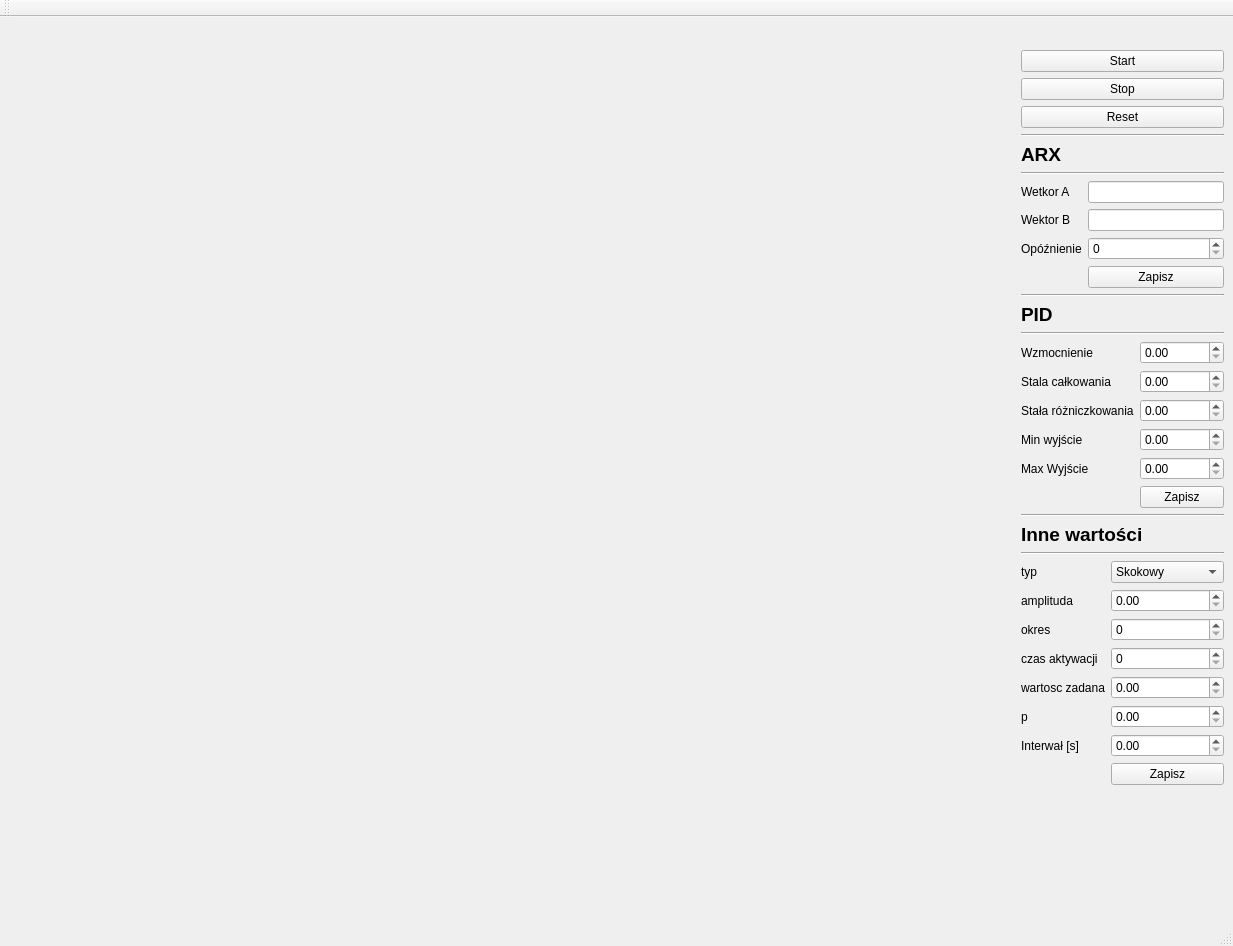
Above: mainwindow.ui from dffdgdd5/Projekt-PK_Sem3-4-QT before the change. Below: the same form after it.
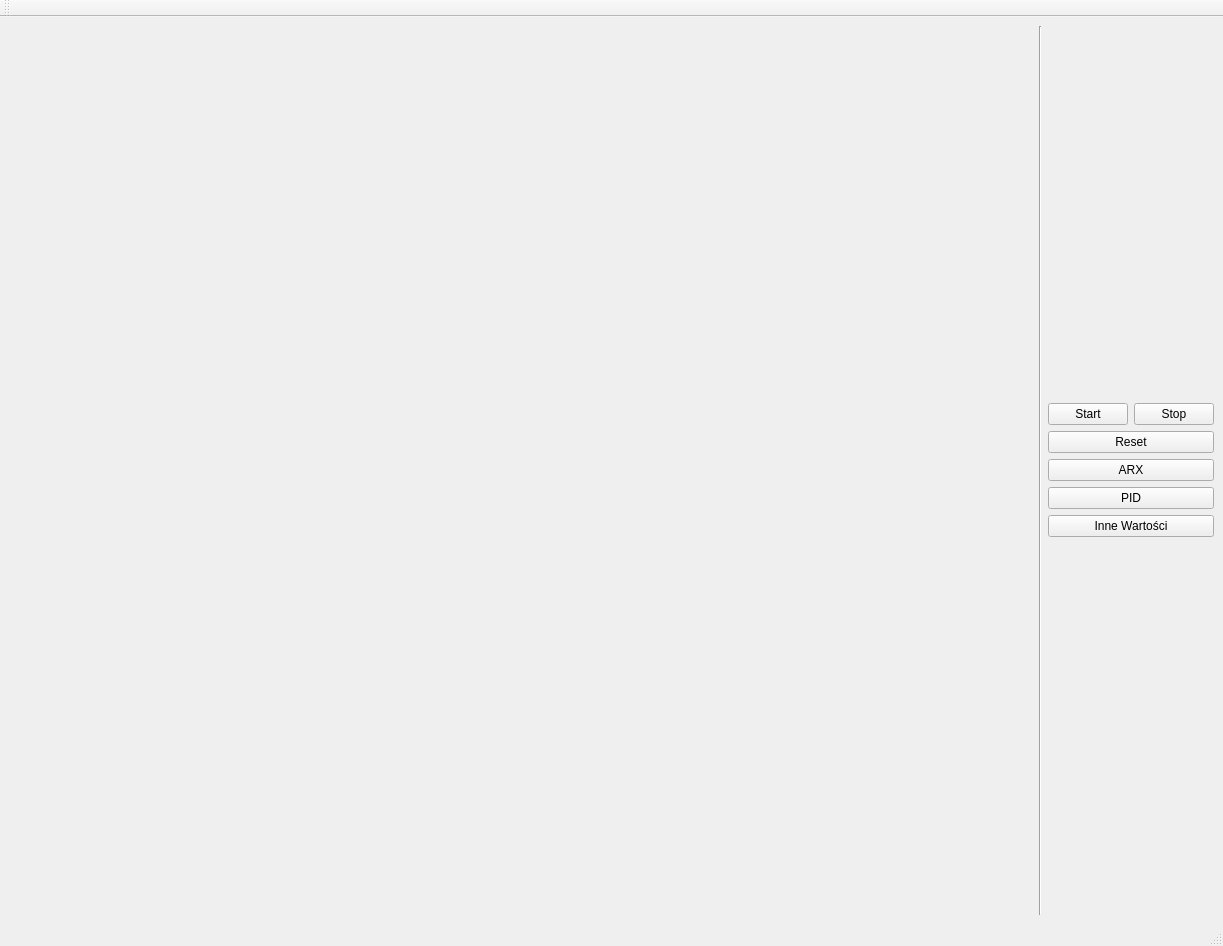
That is the form after the change.

The edit to the form file:
```diff
--- a/mainwindow.ui
+++ b/mainwindow.ui
@@ -6,43 +6,19 @@
    <rect>
     <x>0</x>
     <y>0</y>
-    <width>1233</width>
+    <width>1223</width>
     <height>946</height>
    </rect>
   </property>
-  <property name="maximumSize">
-   <size>
-    <width>1233</width>
-    <height>946</height>
-   </size>
-  </property>
-  <property name="sizeIncrement">
-   <size>
-    <width>0</width>
-    <height>0</height>
-   </size>
-  </property>
   <property name="windowTitle">
    <string>MainWindow</string>
   </property>
   <widget class="QWidget" name="centralwidget">
-   <property name="sizePolicy">
-    <sizepolicy hsizetype="Preferred" vsizetype="Preferred">
-     <horstretch>0</horstretch>
-     <verstretch>0</verstretch>
-    </sizepolicy>
-   </property>
-   <layout class="QHBoxLayout" name="horizontalLayout_3">
+   <layout class="QHBoxLayout" name="horizontalLayout_4">
     <item>
-     <layout class="QVBoxLayout" name="verticalLayout">
+     <layout class="QVBoxLayout" name="verticalLayout_3">
       <item>
        <widget class="QWidget" name="wykresZadanaRegulowana" native="true">
-        <property name="sizePolicy">
-         <sizepolicy hsizetype="Preferred" vsizetype="Preferred">
-          <horstretch>0</horstretch>
-          <verstretch>0</verstretch>
-         </sizepolicy>
-        </property>
         <property name="minimumSize">
          <size>
           <width>500</width>
@@ -52,11 +28,11 @@
        </widget>
       </item>
       <item>
-       <layout class="QHBoxLayout" name="horizontalLayout_2">
+       <layout class="QHBoxLayout" name="horizontalLayout_3">
         <item>
          <widget class="QWidget" name="chartWidget" native="true">
           <property name="sizePolicy">
-           <sizepolicy hsizetype="Preferred" vsizetype="Preferred">
+           <sizepolicy hsizetype="Expanding" vsizetype="Expanding">
             <horstretch>0</horstretch>
             <verstretch>0</verstretch>
            </sizepolicy>
@@ -71,12 +47,6 @@
         </item>
         <item>
          <widget class="QWidget" name="wykresUchyb" native="true">
-          <property name="sizePolicy">
-           <sizepolicy hsizetype="Preferred" vsizetype="Preferred">
-            <horstretch>0</horstretch>
-            <verstretch>0</verstretch>
-           </sizepolicy>
-          </property>
           <property name="minimumSize">
            <size>
             <width>500</width>
@@ -88,7 +58,7 @@
        </layout>
       </item>
       <item>
-       <layout class="QHBoxLayout" name="horizontalLayout">
+       <layout class="QHBoxLayout" name="horizontalLayout_2">
         <item>
          <widget class="QWidget" name="wykresP" native="true">
           <property name="sizePolicy">
@@ -107,12 +77,6 @@
         </item>
         <item>
          <widget class="QWidget" name="wykresI" native="true">
-          <property name="sizePolicy">
-           <sizepolicy hsizetype="Preferred" vsizetype="Preferred">
-            <horstretch>0</horstretch>
-            <verstretch>0</verstretch>
-           </sizepolicy>
-          </property>
           <property name="minimumSize">
            <size>
             <width>300</width>
@@ -129,12 +93,6 @@
         </item>
         <item>
          <widget class="QWidget" name="wykresD" native="true">
-          <property name="sizePolicy">
-           <sizepolicy hsizetype="Preferred" vsizetype="Preferred">
-            <horstretch>0</horstretch>
-            <verstretch>0</verstretch>
-           </sizepolicy>
-          </property>
           <property name="minimumSize">
            <size>
             <width>300</width>
@@ -148,538 +106,67 @@
      </layout>
     </item>
     <item>
-     <layout class="QVBoxLayout" name="verticalLayout_3">
+     <widget class="Line" name="line">
+      <property name="orientation">
+       <enum>Qt::Orientation::Vertical</enum>
+      </property>
+     </widget>
+    </item>
+    <item>
+     <layout class="QVBoxLayout" name="verticalLayout_2">
       <item>
-       <layout class="QVBoxLayout" name="verticalLayout_2">
-        <property name="sizeConstraint">
-         <enum>QLayout::SizeConstraint::SetMaximumSize</enum>
-        </property>
+       <layout class="QVBoxLayout" name="verticalLayout">
         <item>
-         <spacer name="verticalSpacer_2">
-          <property name="orientation">
-           <enum>Qt::Orientation::Vertical</enum>
+         <layout class="QHBoxLayout" name="horizontalLayout">
+          <property name="sizeConstraint">
+           <enum>QLayout::SizeConstraint::SetMaximumSize</enum>
           </property>
-          <property name="sizeHint" stdset="0">
-           <size>
-            <width>20</width>
-            <height>30</height>
-           </size>
-          </property>
-         </spacer>
-        </item>
-        <item>
-         <widget class="QPushButton" name="Start">
-          <property name="maximumSize">
-           <size>
-            <width>300</width>
-            <height>16777215</height>
-           </size>
-          </property>
-          <property name="text">
-           <string>Start</string>
-          </property>
-         </widget>
-        </item>
-        <item>
-         <widget class="QPushButton" name="Stop">
-          <property name="maximumSize">
-           <size>
-            <width>300</width>
-            <height>16777215</height>
-           </size>
-          </property>
-          <property name="text">
-           <string>Stop</string>
-          </property>
-         </widget>
+          <item>
+           <widget class="QPushButton" name="Start">
+            <property name="text">
+             <string>Start</string>
+            </property>
+           </widget>
+          </item>
+          <item>
+           <widget class="QPushButton" name="Stop">
+            <property name="text">
+             <string>Stop</string>
+            </property>
+           </widget>
+          </item>
+         </layout>
         </item>
         <item>
          <widget class="QPushButton" name="Reset">
-          <property name="maximumSize">
-           <size>
-            <width>300</width>
-            <height>16777215</height>
-           </size>
-          </property>
           <property name="text">
            <string>Reset</string>
           </property>
          </widget>
         </item>
-       </layout>
-      </item>
-      <item>
-       <widget class="Line" name="line_4">
-        <property name="orientation">
-         <enum>Qt::Orientation::Horizontal</enum>
-        </property>
-       </widget>
-      </item>
-      <item>
-       <widget class="QLabel" name="label_5">
-        <property name="sizePolicy">
-         <sizepolicy hsizetype="Expanding" vsizetype="Preferred">
-          <horstretch>0</horstretch>
-          <verstretch>0</verstretch>
-         </sizepolicy>
-        </property>
-        <property name="font">
-         <font>
-          <pointsize>14</pointsize>
-          <bold>true</bold>
-         </font>
-        </property>
-        <property name="text">
-         <string>ARX</string>
-        </property>
-       </widget>
-      </item>
-      <item>
-       <widget class="Line" name="line_3">
-        <property name="orientation">
-         <enum>Qt::Orientation::Horizontal</enum>
-        </property>
-       </widget>
-      </item>
-      <item>
-       <layout class="QFormLayout" name="formLayout_3">
-        <property name="sizeConstraint">
-         <enum>QLayout::SizeConstraint::SetMaximumSize</enum>
-        </property>
-        <item row="1" column="0">
-         <widget class="QLabel" name="label_22">
-          <property name="maximumSize">
-           <size>
-            <width>100</width>
-            <height>16777215</height>
-           </size>
-          </property>
+        <item>
+         <widget class="QPushButton" name="ARX">
           <property name="text">
-           <string>Wetkor A</string>
+           <string>ARX</string>
           </property>
          </widget>
         </item>
-        <item row="1" column="1">
-         <widget class="QLineEdit" name="WektorA">
-          <property name="maximumSize">
-           <size>
-            <width>200</width>
-            <height>16777215</height>
-           </size>
-          </property>
-         </widget>
-        </item>
-        <item row="2" column="0">
-         <widget class="QLabel" name="label_24">
-          <property name="maximumSize">
-           <size>
-            <width>100</width>
-            <height>16777215</height>
-           </size>
-          </property>
+        <item>
+         <widget class="QPushButton" name="PID">
           <property name="text">
-           <string>Wektor B</string>
+           <string>PID</string>
           </property>
          </widget>
         </item>
-        <item row="2" column="1">
-         <widget class="QLineEdit" name="WektorB">
-          <property name="maximumSize">
-           <size>
-            <width>200</width>
-            <height>16777215</height>
-           </size>
-          </property>
-         </widget>
-        </item>
-        <item row="3" column="0">
-         <widget class="QLabel" name="label_23">
-          <property name="maximumSize">
-           <size>
-            <width>100</width>
-            <height>16777215</height>
-           </size>
-          </property>
+        <item>
+         <widget class="QPushButton" name="InneWartosci">
           <property name="text">
-           <string>Opóźnienie</string>
+           <string>Inne Wartości</string>
           </property>
          </widget>
         </item>
-        <item row="3" column="1">
-         <widget class="QSpinBox" name="Opoznienie">
-          <property name="maximumSize">
-           <size>
-            <width>200</width>
-            <height>16777215</height>
-           </size>
-          </property>
-         </widget>
-        </item>
-        <item row="4" column="1">
-         <widget class="QPushButton" name="ZapiszARX">
-          <property name="maximumSize">
-           <size>
-            <width>200</width>
-            <height>16777215</height>
-           </size>
-          </property>
-          <property name="text">
-           <string>Zapisz</string>
-          </property>
-         </widget>
-        </item>
        </layout>
       </item>
-      <item>
-       <widget class="Line" name="line_5">
-        <property name="orientation">
-         <enum>Qt::Orientation::Horizontal</enum>
-        </property>
-       </widget>
-      </item>
-      <item>
-       <widget class="QLabel" name="label_6">
-        <property name="sizePolicy">
-         <sizepolicy hsizetype="Expanding" vsizetype="Preferred">
-          <horstretch>0</horstretch>
-          <verstretch>0</verstretch>
-         </sizepolicy>
-        </property>
-        <property name="font">
-         <font>
-          <pointsize>14</pointsize>
-          <bold>true</bold>
-         </font>
-        </property>
-        <property name="text">
-         <string>PID</string>
-        </property>
-       </widget>
-      </item>
-      <item>
-       <widget class="Line" name="line">
-        <property name="orientation">
-         <enum>Qt::Orientation::Horizontal</enum>
-        </property>
-       </widget>
-      </item>
-      <item>
-       <layout class="QFormLayout" name="formLayout_2">
-        <property name="sizeConstraint">
-         <enum>QLayout::SizeConstraint::SetMaximumSize</enum>
-        </property>
-        <item row="2" column="0">
-         <widget class="QLabel" name="label_25">
-          <property name="text">
-           <string>Wzmocnienie</string>
-          </property>
-         </widget>
-        </item>
-        <item row="2" column="1">
-         <widget class="QDoubleSpinBox" name="wzmocnienie">
-          <property name="maximumSize">
-           <size>
-            <width>200</width>
-            <height>16777215</height>
-           </size>
-          </property>
-         </widget>
-        </item>
-        <item row="3" column="0">
-         <widget class="QLabel" name="label_26">
-          <property name="text">
-           <string>Stala całkowania</string>
-          </property>
-         </widget>
-        </item>
-        <item row="3" column="1">
-         <widget class="QDoubleSpinBox" name="stalaCalkowania">
-          <property name="maximumSize">
-           <size>
-            <width>200</width>
-            <height>16777215</height>
-           </size>
-          </property>
-         </widget>
-        </item>
-        <item row="4" column="0">
-         <widget class="QLabel" name="label_27">
-          <property name="text">
-           <string>Stała różniczkowania</string>
-          </property>
-         </widget>
-        </item>
-        <item row="4" column="1">
-         <widget class="QDoubleSpinBox" name="stalaRozniczkowania">
-          <property name="maximumSize">
-           <size>
-            <width>200</width>
-            <height>16777215</height>
-           </size>
-          </property>
-         </widget>
-        </item>
-        <item row="5" column="0">
-         <widget class="QLabel" name="label_28">
-          <property name="text">
-           <string>Min wyjście</string>
-          </property>
-         </widget>
-        </item>
-        <item row="5" column="1">
-         <widget class="QDoubleSpinBox" name="minWyjscie">
-          <property name="maximumSize">
-           <size>
-            <width>200</width>
-            <height>16777215</height>
-           </size>
-          </property>
-         </widget>
-        </item>
-        <item row="6" column="0">
-         <widget class="QLabel" name="label_29">
-          <property name="text">
-           <string>Max Wyjście</string>
-          </property>
-         </widget>
-        </item>
-        <item row="6" column="1">
-         <widget class="QDoubleSpinBox" name="maxWyjscie">
-          <property name="maximumSize">
-           <size>
-            <width>200</width>
-            <height>16777215</height>
-           </size>
-          </property>
-         </widget>
-        </item>
-        <item row="7" column="1">
-         <widget class="QPushButton" name="ZapiszPID">
-          <property name="maximumSize">
-           <size>
-            <width>200</width>
-            <height>16777215</height>
-           </size>
-          </property>
-          <property name="text">
-           <string>Zapisz</string>
-          </property>
-         </widget>
-        </item>
-       </layout>
-      </item>
-      <item>
-       <widget class="Line" name="line_6">
-        <property name="orientation">
-         <enum>Qt::Orientation::Horizontal</enum>
-        </property>
-       </widget>
-      </item>
-      <item>
-       <widget class="QLabel" name="label_7">
-        <property name="sizePolicy">
-         <sizepolicy hsizetype="Expanding" vsizetype="Preferred">
-          <horstretch>0</horstretch>
-          <verstretch>0</verstretch>
-         </sizepolicy>
-        </property>
-        <property name="font">
-         <font>
-          <pointsize>14</pointsize>
-          <bold>true</bold>
-         </font>
-        </property>
-        <property name="layoutDirection">
-         <enum>Qt::LayoutDirection::LeftToRight</enum>
-        </property>
-        <property name="text">
-         <string>Inne wartości</string>
-        </property>
-        <property name="scaledContents">
-         <bool>false</bool>
-        </property>
-       </widget>
-      </item>
-      <item>
-       <widget class="Line" name="line_2">
-        <property name="orientation">
-         <enum>Qt::Orientation::Horizontal</enum>
-        </property>
-       </widget>
-      </item>
-      <item>
-       <layout class="QFormLayout" name="formLayout">
-        <property name="sizeConstraint">
-         <enum>QLayout::SizeConstraint::SetMaximumSize</enum>
-        </property>
-        <item row="2" column="0">
-         <widget class="QLabel" name="label">
-          <property name="maximumSize">
-           <size>
-            <width>100</width>
-            <height>16777215</height>
-           </size>
-          </property>
-          <property name="text">
-           <string>typ</string>
-          </property>
-         </widget>
-        </item>
-        <item row="2" column="1">
-         <widget class="QComboBox" name="typComboBox">
-          <property name="maximumSize">
-           <size>
-            <width>200</width>
-            <height>16777215</height>
-           </size>
-          </property>
-          <item>
-           <property name="text">
-            <string>Skokowy</string>
-           </property>
-          </item>
-          <item>
-           <property name="text">
-            <string>Sinusoidalny</string>
-           </property>
-          </item>
-          <item>
-           <property name="text">
-            <string>Prostokątny</string>
-           </property>
-          </item>
-         </widget>
-        </item>
-        <item row="3" column="0">
-         <widget class="QLabel" name="label_2">
-          <property name="text">
-           <string>amplituda</string>
-          </property>
-         </widget>
-        </item>
-        <item row="3" column="1">
-         <widget class="QDoubleSpinBox" name="amplituda">
-          <property name="maximumSize">
-           <size>
-            <width>200</width>
-            <height>16777215</height>
-           </size>
-          </property>
-         </widget>
-        </item>
-        <item row="4" column="0">
-         <widget class="QLabel" name="label_3">
-          <property name="text">
-           <string>okres</string>
-          </property>
-         </widget>
-        </item>
-        <item row="4" column="1">
-         <widget class="QSpinBox" name="okres">
-          <property name="maximumSize">
-           <size>
-            <width>200</width>
-            <height>16777215</height>
-           </size>
-          </property>
-         </widget>
-        </item>
-        <item row="5" column="0">
-         <widget class="QLabel" name="label_4">
-          <property name="text">
-           <string>czas aktywacji</string>
-          </property>
-         </widget>
-        </item>
-        <item row="5" column="1">
-         <widget class="QSpinBox" name="czasAktywacji">
-          <property name="maximumSize">
-           <size>
-            <width>200</width>
-            <height>16777215</height>
-           </size>
-          </property>
-         </widget>
-        </item>
-        <item row="6" column="0">
-         <widget class="QLabel" name="label_8">
-          <property name="text">
-           <string>wartosc zadana</string>
-          </property>
-         </widget>
-        </item>
-        <item row="6" column="1">
-         <widget class="QDoubleSpinBox" name="wartoscStala">
-          <property name="maximumSize">
-           <size>
-            <width>200</width>
-            <height>16777215</height>
-           </size>
-          </property>
-         </widget>
-        </item>
-        <item row="7" column="0">
-         <widget class="QLabel" name="label_9">
-          <property name="text">
-           <string>p</string>
-          </property>
-         </widget>
-        </item>
-        <item row="7" column="1">
-         <widget class="QDoubleSpinBox" name="p">
-          <property name="maximumSize">
-           <size>
-            <width>200</width>
-            <height>16777215</height>
-           </size>
-          </property>
-         </widget>
-        </item>
-        <item row="8" column="0">
-         <widget class="QLabel" name="label_10">
-          <property name="text">
-           <string>Interwał [s]</string>
-          </property>
-         </widget>
-        </item>
-        <item row="8" column="1">
-         <widget class="QDoubleSpinBox" name="Interwal">
-          <property name="maximumSize">
-           <size>
-            <width>200</width>
-            <height>16777215</height>
-           </size>
-          </property>
-         </widget>
-        </item>
-        <item row="9" column="1">
-         <widget class="QPushButton" name="zapiszInne">
-          <property name="maximumSize">
-           <size>
-            <width>200</width>
-            <height>16777215</height>
-           </size>
-          </property>
-          <property name="text">
-           <string>Zapisz</string>
-          </property>
-         </widget>
-        </item>
-       </layout>
-      </item>
-      <item>
-       <spacer name="verticalSpacer">
-        <property name="orientation">
-         <enum>Qt::Orientation::Vertical</enum>
-        </property>
-        <property name="sizeHint" stdset="0">
-         <size>
-          <width>20</width>
-          <height>135</height>
-         </size>
-        </property>
-       </spacer>
-      </item>
      </layout>
     </item>
    </layout>
```
Left out of the diff: 8 changed lines with no effect on the pictures.
